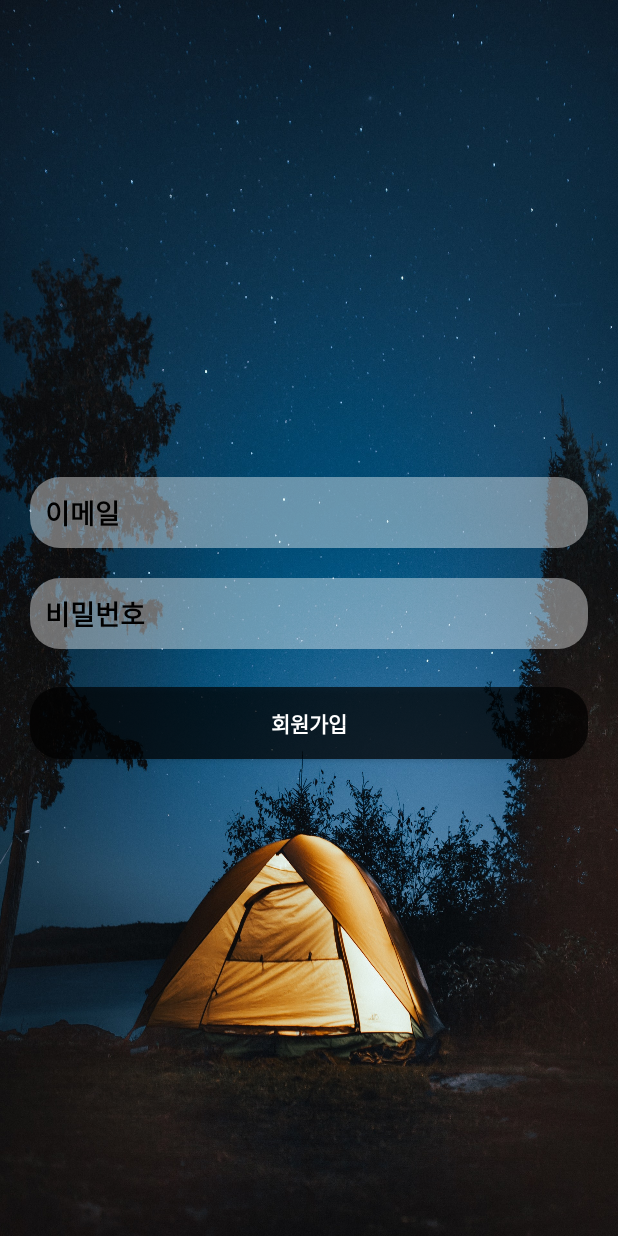
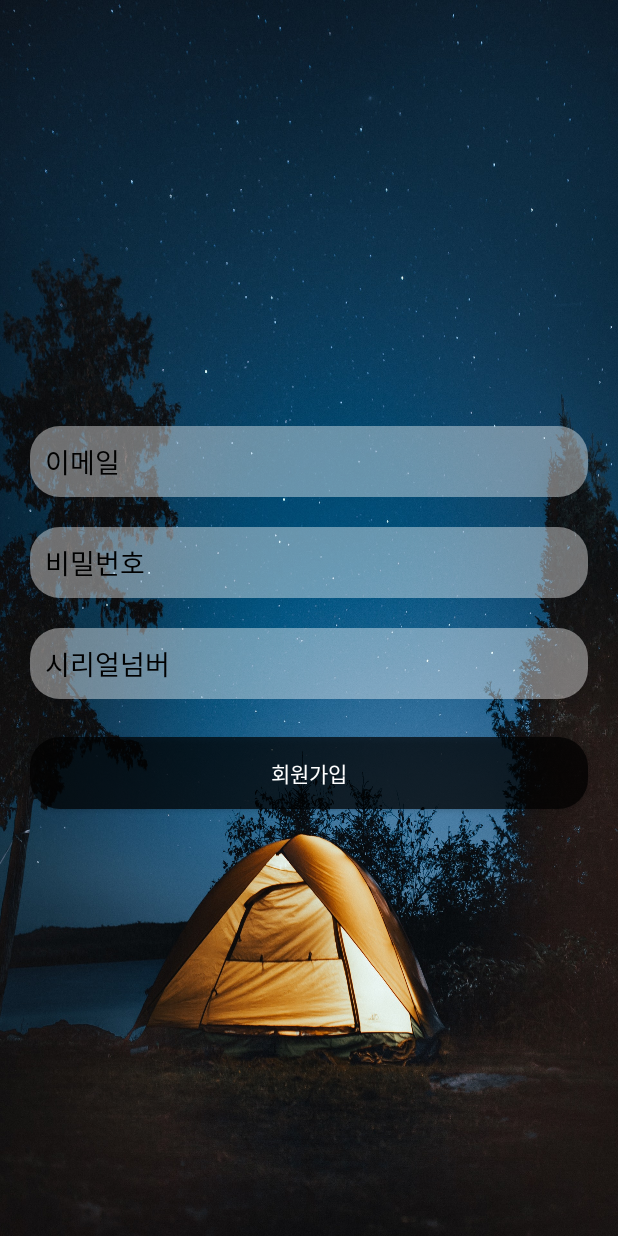
Before and after one commit to 2021-SMHRD-KDT-New-IoT-1/PANGPANG, an Android app: the joinActivity screen opened directly, with no data from a screen before it, on a phone screen of 412 x 824 dp. Run offline under Robolectric (Android 15) with nearby library versions, the phone set to English and light mode, and no system bars; Roboto replaces fonts that are not available here.

Commit message:
final .8

```diff
--- a/app/src/main/java/com/cjh/finalproject/MainActivity.java
+++ b/app/src/main/java/com/cjh/finalproject/MainActivity.java
@@ -10,6 +10,7 @@ import android.view.View;
 import android.widget.Button;
 import android.widget.FrameLayout;
 import android.widget.ProgressBar;
+import android.widget.TextView;
 
 import com.google.android.material.bottomnavigation.BottomNavigationView;
 import com.google.android.material.navigation.NavigationBarView;
@@ -17,6 +18,7 @@ import com.google.android.material.navigation.NavigationBarView;
 public class MainActivity extends AppCompatActivity {
     private BottomNavigationView bnview;
     private FrameLayout layout;
+    private TextView tv_user;
 
     @Override
     protected void onCreate(Bundle savedInstanceState) {
@@ -25,7 +27,7 @@ public class MainActivity extends AppCompatActivity {
 
         bnview = findViewById(R.id.bnview);
         layout = findViewById(R.id.layout);
-
+        tv_user = findViewById(R.id.tv_user);
 
                 // 처음부터 1번 화면으로 나오게 만드는 방법
         getSupportFragmentManager().beginTransaction()
--- a/app/src/main/java/com/cjh/finalproject/joinActivity.java
+++ b/app/src/main/java/com/cjh/finalproject/joinActivity.java
@@ -9,6 +9,7 @@ import android.widget.EditText;
 public class joinActivity extends AppCompatActivity {
     private EditText join_id;
     private EditText join_pw;
+    private EditText join_serialnumber;
     private Button join_button;
 
     @Override
@@ -19,6 +20,7 @@ public class joinActivity extends AppCompatActivity {
         join_id = findViewById(R.id.login_id);
         join_pw = findViewById(R.id.join_pw);
         join_button = findViewById(R.id.join_button);
+        join_serialnumber = findViewById(R.id.join_serialnumber);
 
 
     }
--- a/app/src/main/res/layout/activity_join.xml
+++ b/app/src/main/res/layout/activity_join.xml
@@ -17,11 +17,12 @@
         android:layout_marginStart="20dp"
         android:layout_marginEnd="20dp"
         android:background="@drawable/input_text"
-        android:fontFamily="@font/noto_sans_bold"
+        android:fontFamily="@font/g_medium"
         android:hint="이메일"
         android:inputType="text"
         android:padding="10dp"
         android:textColorHint="#000000" />
+
     <EditText
         android:id="@+id/join_pw"
         android:layout_width="match_parent"
@@ -30,8 +31,23 @@
         android:layout_marginTop="20dp"
         android:layout_marginEnd="20dp"
         android:background="@drawable/input_text"
-        android:fontFamily="@font/noto_sans_bold"
+        android:fontFamily="@font/g_medium"
         android:hint="비밀번호"
+        android:inputType="textPassword"
+        android:padding="10dp"
+        android:textColor="#000000"
+        android:textColorHint="#000000" />
+
+    <EditText
+        android:id="@+id/join_serialnumber"
+        android:layout_width="match_parent"
+        android:layout_height="wrap_content"
+        android:layout_marginStart="20dp"
+        android:layout_marginTop="20dp"
+        android:layout_marginEnd="20dp"
+        android:background="@drawable/input_text"
+        android:fontFamily="@font/g_medium"
+        android:hint="시리얼넘버"
         android:inputType="textPassword"
         android:padding="10dp"
         android:textColor="#000000"
@@ -45,7 +61,7 @@
         android:layout_marginTop="25dp"
         android:layout_marginEnd="20dp"
         android:background="@drawable/button_login"
-        android:fontFamily="@font/noto_sans_bold"
+        android:fontFamily="@font/g_bold"
         android:text="회원가입"
         android:textColor="#ffffff" />
 
--- a/app/src/main/res/layout/activity_main.xml
+++ b/app/src/main/res/layout/activity_main.xml
@@ -71,7 +71,7 @@
         app:layout_constraintVertical_bias="0.484" />
 
     <TextView
-        android:id="@+id/textView5"
+        android:id="@+id/tv_user"
         android:layout_width="wrap_content"
         android:layout_height="wrap_content"
         android:text="팡팡유치원님 환영합니다."
--- a/app/src/main/res/values/colors.xml
+++ b/app/src/main/res/values/colors.xml
@@ -2,7 +2,7 @@
 <resources>
     <color name="purple_200">#FFBB86FC</color>
     <color name="purple_500">#B7000000</color>
-    <color name="purple_700">#FF3700B3</color>
+    <color name="purple_700">#292424</color>
     <color name="teal_200">#FF03DAC5</color>
     <color name="teal_700">#FF018786</color>
     <color name="black">#FF000000</color>
```
Also changed, not shown: app/src/main/java/com/cjh/finalproject/RefactorFragment.java (added, +25 -0 lines), app/src/main/java/com/cjh/finalproject/joinRefactor.java (added, +24 -0 lines), app/src/main/java/com/cjh/finalproject/setting.java (+8 -1 lines), app/src/main/res/drawable/joinrefactor_bar.xml (added, +8 -0 lines), app/src/main/res/layout/activity_login.xml (+4 -4 lines), app/src/main/res/layout/data.xml (+10 -0 lines), app/src/main/res/layout/fragment_refactor.xml (added, +66 -0 lines), app/src/main/res/layout/joinrefactor.xml (added, +62 -0 lines).
